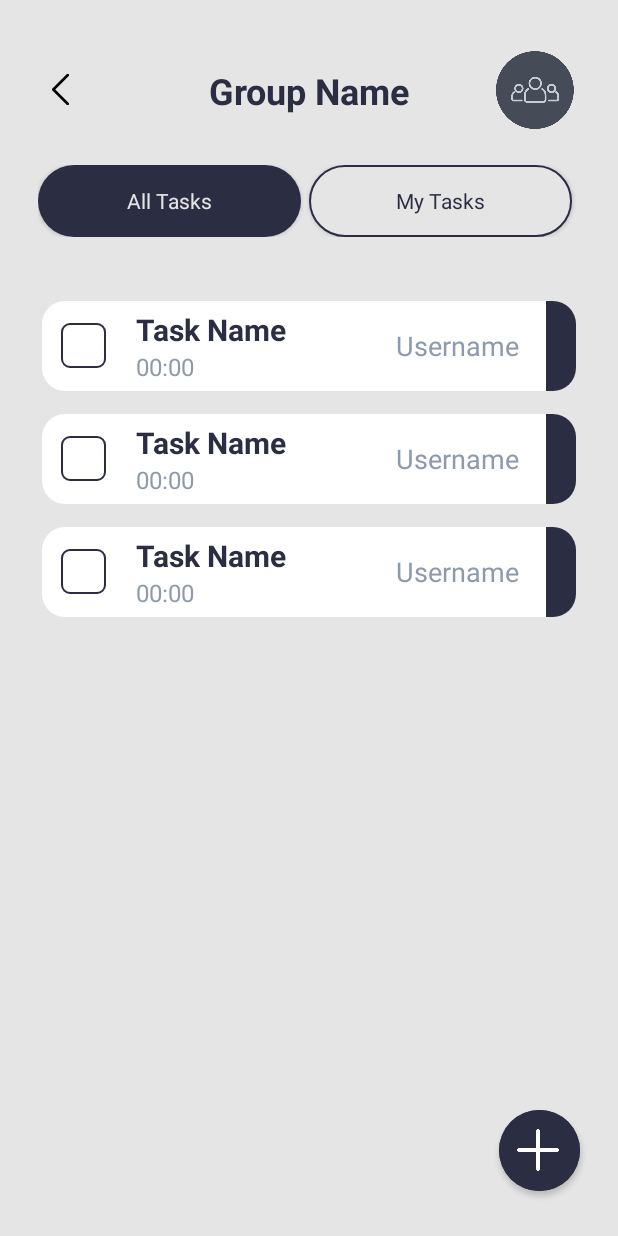
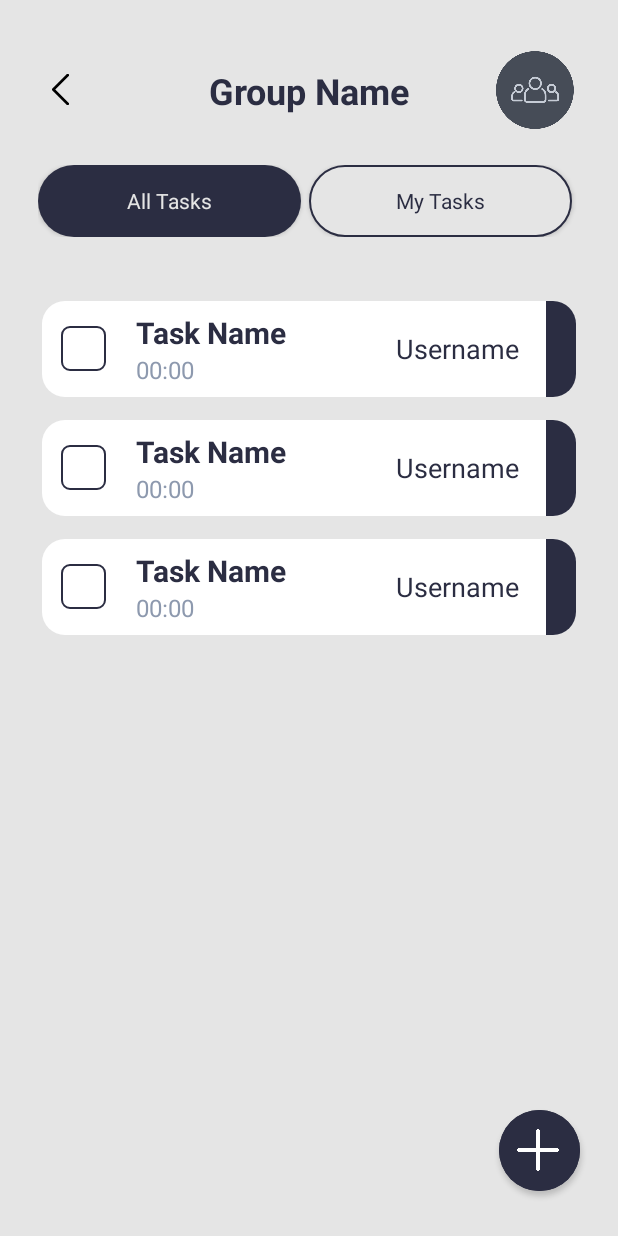
Before and after one commit to LeungYuLap19/Mobile-Computing-GP, an Android app: the layout main_group_tasks.xml on its own in the app's theme, with its tools: preview values and no code run, on a phone screen of 412 x 824 dp. Run offline under Robolectric (Android 15) with nearby library versions, the phone set to English and light mode, and no system bars.

```diff
--- a/src/main/res/layout/task_listview_item.xml
+++ b/src/main/res/layout/task_listview_item.xml
@@ -4,8 +4,8 @@
     android:layout_width="match_parent"
     android:layout_height="wrap_content"
     android:orientation="horizontal"
-    android:paddingTop="8dp"
-    android:paddingBottom="8dp"
+    android:paddingTop="10dp"
+    android:paddingBottom="10dp"
     android:background="@drawable/task_item_round_bg"
     android:paddingLeft="15dp">
 
@@ -52,7 +52,7 @@
         android:layout_height="match_parent"
         android:text="Username"
         android:textSize="18sp"
-        android:textColor="@color/text_small"
+        android:textColor="@color/text_regular"
         android:gravity="center"
         android:layout_marginRight="25dp"/>
 
```
